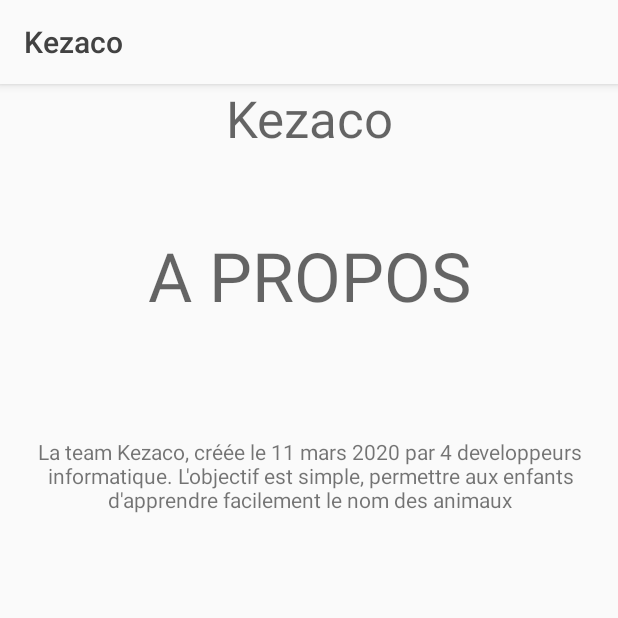
After one commit to ivann-galic/kezaco, an Android app: the AboutActivity screen opened directly, with no data from a screen before it, on a phone screen of 412 x 824 dp, the top half of it. The commit adds this screen. Run offline under Robolectric (Android 15) with nearby library versions, the phone set to English and light mode, and no system bars.

Commit message:
page a propos

```diff
--- a/app/src/main/AndroidManifest.xml
+++ b/app/src/main/AndroidManifest.xml
@@ -9,6 +9,7 @@
         android:roundIcon="@mipmap/ic_launcher_round"
         android:supportsRtl="true"
         android:theme="@style/AppTheme">
+        <activity android:name=".AboutActivity"></activity>
         <activity android:name=".MainActivity">
             <intent-filter>
                 <action android:name="android.intent.action.MAIN" />
--- /dev/null
+++ b/app/src/main/java/com/ivann/kezaco/AboutActivity.java
@@ -0,0 +1,14 @@
+package com.ivann.kezaco;
+
+import androidx.appcompat.app.AppCompatActivity;
+
+import android.os.Bundle;
+
+public class AboutActivity extends AppCompatActivity {
+
+    @Override
+    protected void onCreate(Bundle savedInstanceState) {
+        super.onCreate(savedInstanceState);
+        setContentView(R.layout.activity_about);
+    }
+}
--- a/app/src/main/java/com/ivann/kezaco/MainActivity.java
+++ b/app/src/main/java/com/ivann/kezaco/MainActivity.java
@@ -2,7 +2,10 @@ package com.ivann.kezaco;
 
 import androidx.appcompat.app.AppCompatActivity;
 
+import android.content.Intent;
 import android.os.Bundle;
+import android.view.View;
+import android.widget.Button;
 
 public class MainActivity extends AppCompatActivity {
 
@@ -10,5 +13,16 @@ public class MainActivity extends AppCompatActivity {
     protected void onCreate(Bundle savedInstanceState) {
         super.onCreate(savedInstanceState);
         setContentView(R.layout.activity_main);
+
+
+    final Intent intent = new Intent(this, AboutActivity.class);
+    Button buttonAbout =  findViewById(R.id.buttonAbout);
+        buttonAbout.setOnClickListener(new View.OnClickListener() {
+            @Override
+            public void onClick(View v) {
+                startActivity(intent);
+            }
+        });
     }
+
 }
--- /dev/null
+++ b/app/src/main/res/layout/activity_about.xml
@@ -0,0 +1,43 @@
+<?xml version="1.0" encoding="utf-8"?>
+<androidx.constraintlayout.widget.ConstraintLayout xmlns:android="http://schemas.android.com/apk/res/android"
+    xmlns:app="http://schemas.android.com/apk/res-auto"
+    xmlns:tools="http://schemas.android.com/tools"
+    android:layout_width="match_parent"
+    android:layout_height="match_parent"
+    tools:context=".AboutActivity">
+
+    <TextView
+        android:id="@+id/textView"
+        android:layout_width="wrap_content"
+        android:layout_height="wrap_content"
+        android:text="A PROPOS"
+        android:textAppearance="@style/TextAppearance.AppCompat.Display2"
+        app:layout_constraintBottom_toBottomOf="parent"
+        app:layout_constraintEnd_toEndOf="parent"
+        app:layout_constraintStart_toStartOf="parent"
+        app:layout_constraintTop_toTopOf="parent"
+        app:layout_constraintVertical_bias="0.138" />
+
+    <TextView
+        android:id="@+id/textView2"
+        android:layout_width="wrap_content"
+        android:layout_height="wrap_content"
+        android:text="Kezaco"
+        android:textAppearance="@style/TextAppearance.AppCompat.Display1"
+        app:layout_constraintEnd_toEndOf="@+id/textView"
+        app:layout_constraintStart_toStartOf="@+id/textView"
+        tools:layout_editor_absoluteY="194dp" />
+
+    <TextView
+        android:id="@+id/textView3"
+        android:layout_width="wrap_content"
+        android:layout_height="wrap_content"
+        android:layout_marginBottom="292dp"
+        android:gravity="center"
+        android:text="La team Kezaco, créée le 11 mars 2020 par 4 developpeurs informatique. L'objectif est simple, permettre aux enfants d'apprendre facilement le nom des animaux"
+        app:layout_constraintBottom_toBottomOf="parent"
+        app:layout_constraintEnd_toEndOf="@+id/textView2"
+        app:layout_constraintHorizontal_bias="0.501"
+        app:layout_constraintStart_toStartOf="@+id/textView2"
+        app:layout_constraintTop_toBottomOf="@+id/textView2" />
+</androidx.constraintlayout.widget.ConstraintLayout>
```
